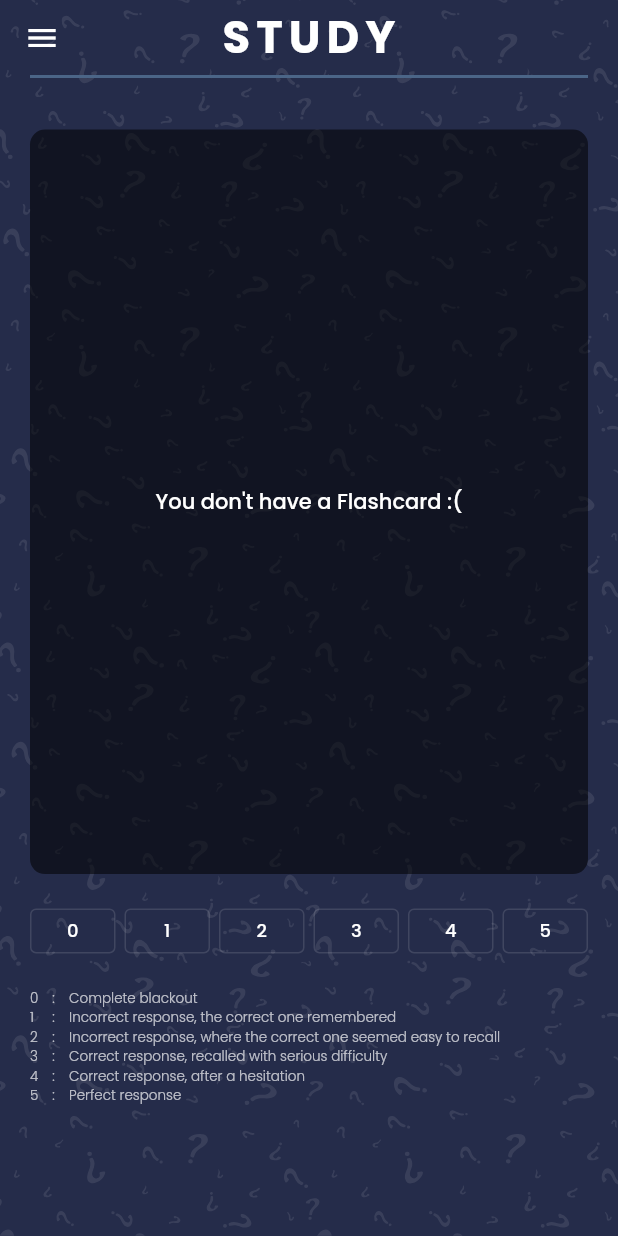
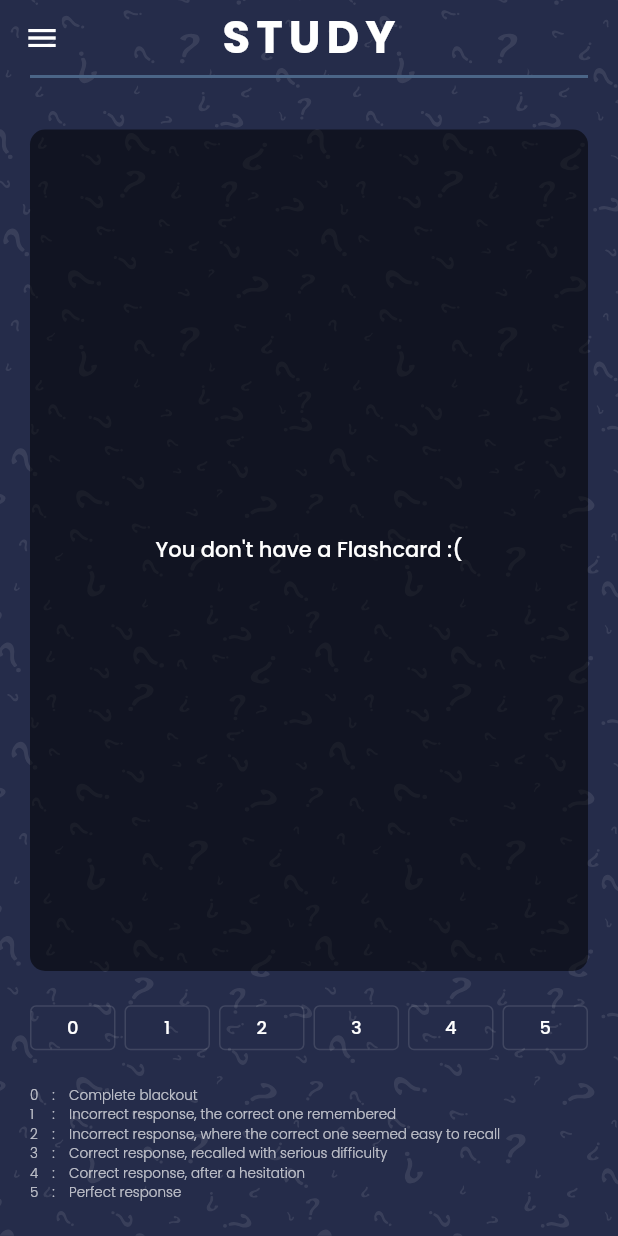
Before and after one commit to MahmudiZukri/flashcard, a Flutter app: the StudyPage screen opened directly, on a phone screen of 412 x 824 dp. Run offline on Flutter 3.47's test engine with Material 2 defaults, Android fonts, the phone set to English and light mode, and no system bars; our stand-ins replace bloc, cloud_firestore, email_validator, equatable, firebase_auth, firebase_core and 4 more; missing offline and left inert: sm2; accounts and stored records are empty.

Commit message:
modified study_page.dart

```diff
--- a/lib/ui/pages/study_page.dart
+++ b/lib/ui/pages/study_page.dart
@@ -31,7 +31,7 @@ class _StudyPageState extends State<StudyPage> {
                 child: Container(
                   height: MediaQuery.of(context).size.height,
                   width: MediaQuery.of(context).size.width,
-                  padding: const EdgeInsets.fromLTRB(30.0, 30.0, 30.0, 10.0),
+                  margin: const EdgeInsets.fromLTRB(30.0, 30.0, 30.0, 10.0),
                   child: Column(
                     mainAxisAlignment: MainAxisAlignment.spaceBetween,
                     crossAxisAlignment: CrossAxisAlignment.start,
@@ -91,7 +91,6 @@ class _StudyPageState extends State<StudyPage> {
                   width: MediaQuery.of(context).size.width,
                   child: WebsafeSvg.asset("assets/bg.svg", fit: BoxFit.fill)),
               SafeArea(
-                child: Center(
                 child: Padding(
                   padding: EdgeInsets.symmetric(horizontal: edge),
                   child: user == null
@@ -135,6 +134,7 @@ class _StudyPageState extends State<StudyPage> {
                             return SizedBox(
                               height: MediaQuery.of(context).size.height,
                               child: Column(
+                                crossAxisAlignment: CrossAxisAlignment.center,
                                 children: [
                                   Container(
                                       height: 2.0,
@@ -144,7 +144,8 @@ class _StudyPageState extends State<StudyPage> {
                                       height:
                                           MediaQuery.of(context).size.height /
                                               24),
-                                  flashcardExist
+                                  Expanded(
+                                    child: flashcardExist
                                         ? (selectedCard < cards!.length)
                                             ? CustomCard(
                                                 cardModel: cards[selectedCard],
@@ -178,6 +179,7 @@ class _StudyPageState extends State<StudyPage> {
                                                       fontSize: 14),
                                                 )),
                                                 color: Colors.black54),
+                                  ),
                                   SizedBox(
                                       height:
                                           MediaQuery.of(context).size.height /
@@ -272,8 +274,7 @@ class _StudyPageState extends State<StudyPage> {
                                       height:
                                           MediaQuery.of(context).size.height /
                                               36),
-                                  Flexible(
-                                    child: SizedBox(
+                                  SizedBox(
                                       width: double.infinity,
                                       child: Table(
                                         columnWidths: const {
@@ -341,12 +342,15 @@ class _StudyPageState extends State<StudyPage> {
                                           ]),
                                         ],
                                       )),
-                                  ),
+                                  SizedBox(
+                                      height:
+                                          MediaQuery.of(context).size.height /
+                                              36),
                                 ],
                               ),
                             );
                           }),
-                )),
+                ),
               ),
             ],
           ));
--- a/lib/ui/widgets/custom_card.dart
+++ b/lib/ui/widgets/custom_card.dart
@@ -29,7 +29,8 @@ class _CustomCardState extends State<CustomCard> {
           ),
         ),
       ),
-      back: CustomContainer(
+      back: RawScrollbar(
+        child: CustomContainer(
           color: Colors.green[700]!,
           child: Center(
             child: SingleChildScrollView(
@@ -42,6 +43,7 @@ class _CustomCardState extends State<CustomCard> {
             ),
           ),
         ),
+      ),
     );
   }
 }
--- a/lib/ui/widgets/custom_container.dart
+++ b/lib/ui/widgets/custom_container.dart
@@ -10,8 +10,8 @@ class CustomContainer extends StatelessWidget {
   @override
   Widget build(BuildContext context) {
     return Container(
-      height: MediaQuery.of(context).size.height / 1.66,
       width: double.infinity,
+      height: double.infinity,
       padding: EdgeInsets.all(18.0),
       decoration: BoxDecoration(
           color: color, borderRadius: BorderRadius.circular(10.0)),
```
Lines whose indentation alone changed are shown as unchanged.
